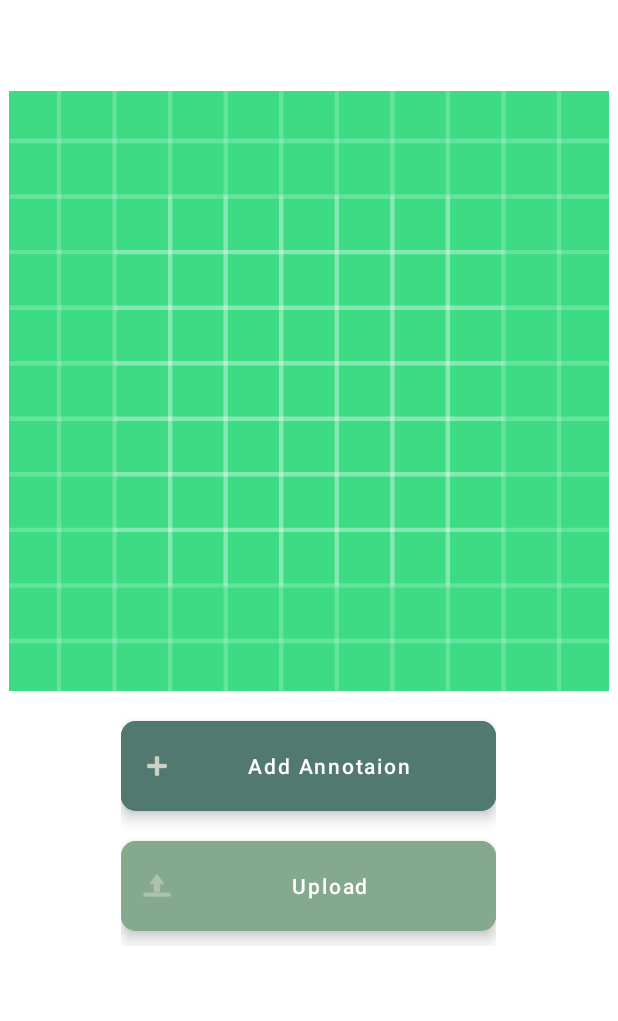
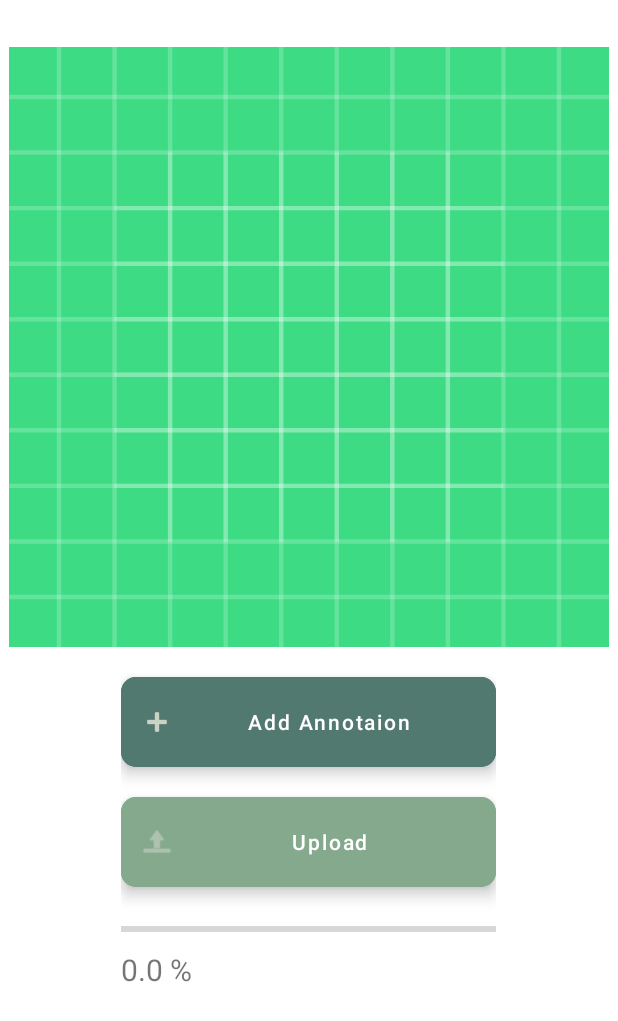
Before and after one commit to yearat/Bangla-Scene-Text-Collector, an Android app: the layout activity_image_annotation.xml on its own in the app's theme, with its tools: preview values and no code run, on a phone screen of 412 x 824 dp. Shown: the top 1021 px of the screen. Run offline under Robolectric (Android 15) with nearby library versions, the phone set to English and light mode, and no system bars.

Commit message:
Fixed storage, db sync upload, added progress bar

```diff
--- a/SceneTextCollector/app/src/main/java/com/tnrlab/scenetextcollector/DrawAndLabel.kt
+++ b/SceneTextCollector/app/src/main/java/com/tnrlab/scenetextcollector/DrawAndLabel.kt
@@ -315,6 +315,7 @@ class DrawAndLabel : AppCompatActivity() {
             println("end: ${anObject.endx}, ${anObject.endy}")
             println("label: ${anObject.label}")
         }
+
     }
 
     // This invokes the fragment as the user touches an drawn object
--- a/SceneTextCollector/app/src/main/res/layout/activity_image_annotation.xml
+++ b/SceneTextCollector/app/src/main/res/layout/activity_image_annotation.xml
@@ -67,6 +67,22 @@
             android:layout_marginBottom="10dp"
             />
 
+        <ProgressBar
+            android:id="@+id/progressBar"
+            android:layout_width="match_parent"
+            android:layout_height="match_parent"
+            android:layout_marginTop="10dp"
+            style="@style/Widget.AppCompat.ProgressBar.Horizontal"
+            />
+        <TextView
+            android:id="@+id/progressBarTv"
+            android:layout_width="match_parent"
+            android:layout_height="match_parent"
+            android:layout_marginTop="5dp"
+            android:text="0.0 %"
+            android:textSize="20dp"
+            />
+
 
 
 
```
Also changed, not shown: SceneTextCollector/app/src/main/java/com/tnrlab/scenetextcollector/ImageAnnotation.kt (+60 -16 lines).
